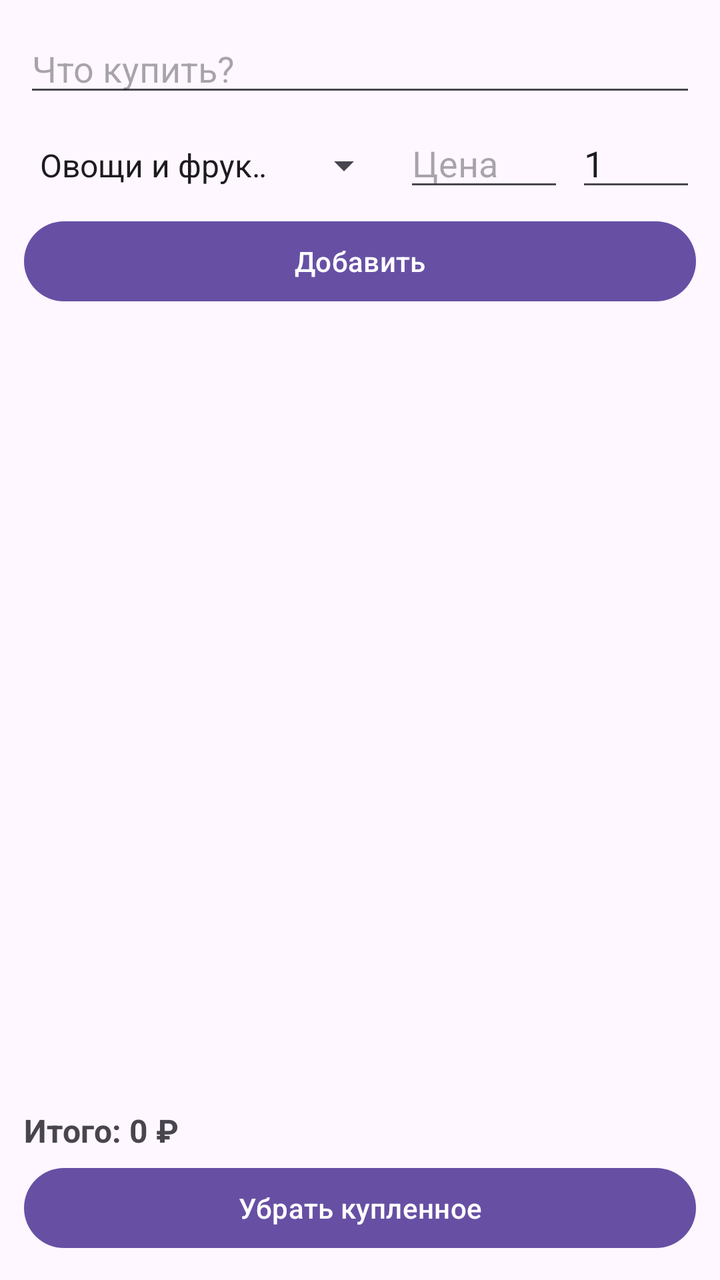
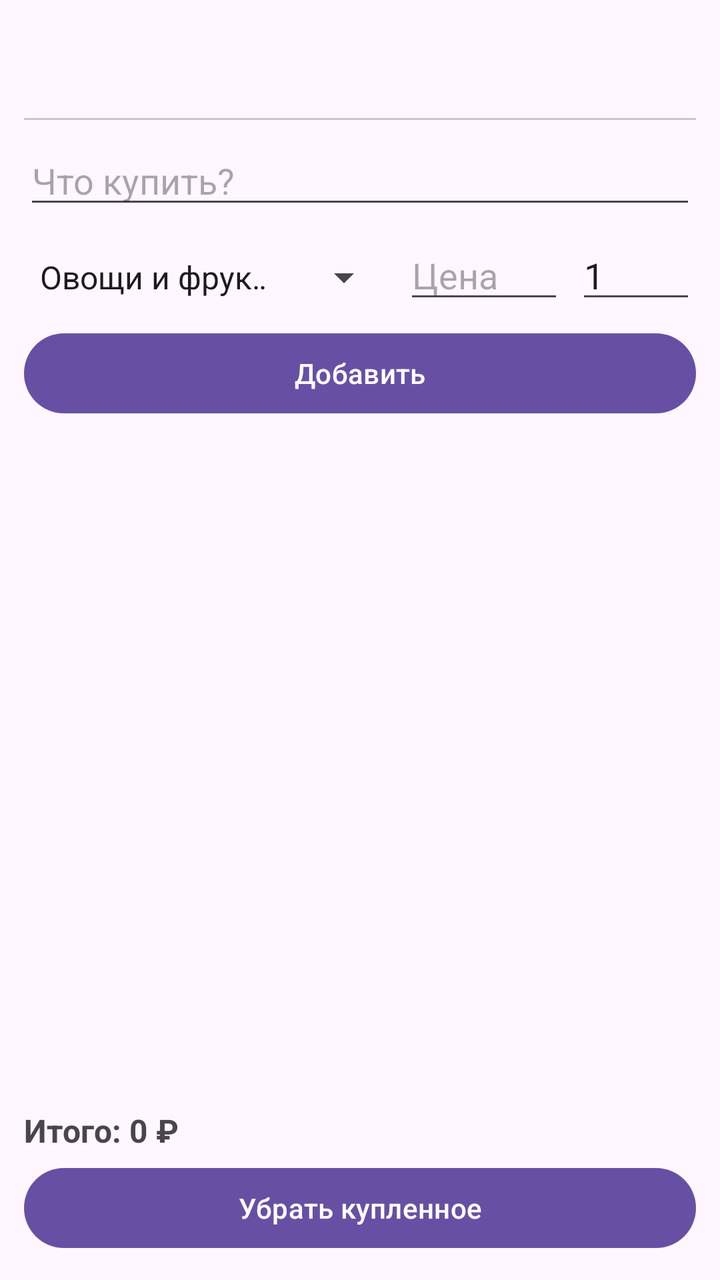

Compare the two renders of this Android layout. The source of the first and the diff that turns it into the second are given below.
<!-- AndroidManifest.xml: application theme Theme.Material3.DayNight -->
<!-- res/layout/activity_main.xml -->
<?xml version="1.0" encoding="utf-8"?>
<LinearLayout xmlns:android="http://schemas.android.com/apk/res/android"
    android:layout_width="match_parent"
    android:layout_height="match_parent"
    android:orientation="vertical"
    android:padding="12dp">

    <AutoCompleteTextView
        android:id="@+id/editItem"
        android:layout_width="match_parent"
        android:layout_height="wrap_content"
        android:hint="@string/hint_new_item"
        android:completionThreshold="1"
        android:inputType="textCapSentences" />

    <LinearLayout
        android:layout_width="match_parent"
        android:layout_height="wrap_content"
        android:orientation="horizontal"
        android:layout_marginTop="6dp">

        <Spinner
            android:id="@+id/spinnerCategory"
            android:layout_width="0dp"
            android:layout_height="wrap_content"
            android:layout_weight="1"
            android:entries="@array/categories" />

        <EditText
            android:id="@+id/editPrice"
            android:layout_width="80dp"
            android:layout_height="wrap_content"
            android:layout_marginStart="6dp"
            android:hint="@string/hint_price"
            android:inputType="numberDecimal" />

        <EditText
            android:id="@+id/editQuantity"
            android:layout_width="60dp"
            android:layout_height="wrap_content"
            android:layout_marginStart="6dp"
            android:hint="@string/hint_qty"
            android:inputType="number"
            android:text="1" />
    </LinearLayout>

    <Button
        android:id="@+id/btnAdd"
        android:layout_width="match_parent"
        android:layout_height="wrap_content"
        android:layout_marginTop="6dp"
        android:text="@string/add" />

    <androidx.recyclerview.widget.RecyclerView
        android:id="@+id/recycler"
        android:layout_width="match_parent"
        android:layout_height="0dp"
        android:layout_weight="1"
        android:layout_marginTop="8dp" />

    <TextView
        android:id="@+id/textTotal"
        android:layout_width="match_parent"
        android:layout_height="wrap_content"
        android:paddingTop="8dp"
        android:paddingBottom="4dp"
        android:textSize="16sp"
        android:textStyle="bold"
        android:text="@string/total_zero" />

    <Button
        android:id="@+id/btnClearDone"
        android:layout_width="match_parent"
        android:layout_height="wrap_content"
        android:text="@string/clear_done" />
</LinearLayout>
<!-- resources referenced by this layout -->
<resources>
  <string-array name="categories">
          <item>Овощи и фрукты</item>
          <item>Молочные продукты</item>
          <item>Мясо и рыба</item>
          <item>Хлеб и выпечка</item>
          <item>Напитки</item>
          <item>Бакалея</item>
          <item>Заморозка</item>
          <item>Сладости</item>
          <item>Бытовая химия</item>
          <item>Разное</item>
      </string-array>
  <string name="add">Добавить</string>
  <string name="clear_done">Убрать купленное</string>
  <string name="hint_new_item">Что купить?</string>
  <string name="hint_price">Цена</string>
  <string name="hint_qty">Кол-во</string>
  <string name="total_zero">Итого: 0 ₽</string>
</resources>

<!-- the commit's change to res/layout/activity_main.xml (unified diff, before → after) -->
@@ -1,9 +1,17 @@
 <?xml version="1.0" encoding="utf-8"?>
 <LinearLayout xmlns:android="http://schemas.android.com/apk/res/android"
+    xmlns:app="http://schemas.android.com/apk/res-auto"
     android:layout_width="match_parent"
     android:layout_height="match_parent"
     android:orientation="vertical"
     android:padding="12dp">
+
+    <com.google.android.material.tabs.TabLayout
+        android:id="@+id/tabLayout"
+        android:layout_width="match_parent"
+        android:layout_height="wrap_content"
+        android:layout_marginBottom="8dp"
+        app:tabMode="scrollable" />
 
     <AutoCompleteTextView
         android:id="@+id/editItem"
